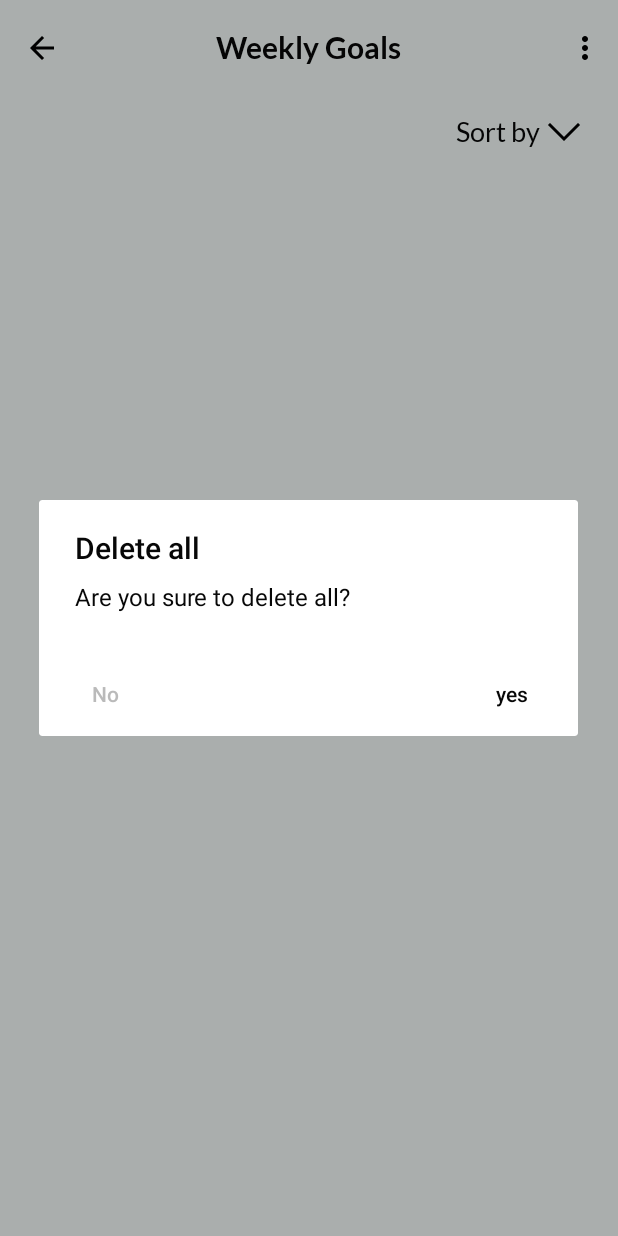
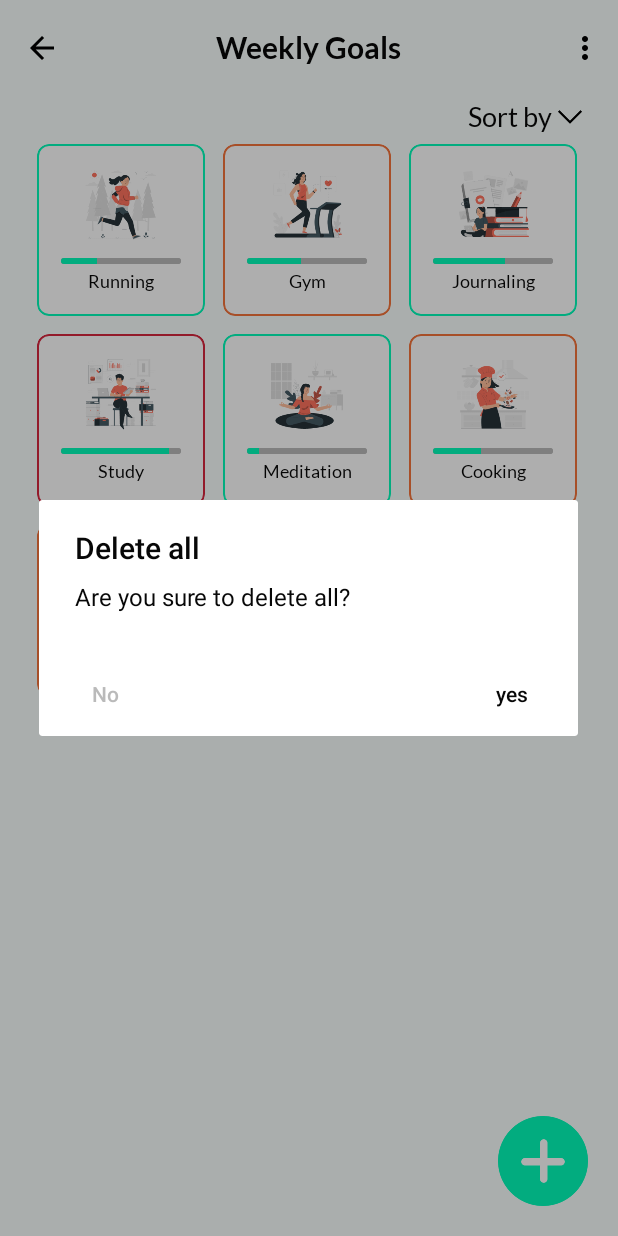
Before and after one commit to nyanishinde/Karya, an Android app: the WeeklyGoals screen opened directly, with no data from a screen before it, in the options menu, after a tap on "Delete all", on a phone screen of 412 x 824 dp. Run offline under Robolectric (Android 15) with nearby library versions, the phone set to English and light mode, and no system bars.

Commit message:
Completed WeeklyGoals.kt and activity_weekly_goals.xml

```diff
--- a/app/build.gradle.kts
+++ b/app/build.gradle.kts
@@ -9,7 +9,7 @@ android {
 
     defaultConfig {
         applicationId = "com.example.karya"
-        minSdk = 24
+        minSdk = 29
         targetSdk = 35
         versionCode = 1
         versionName = "1.0"
--- /dev/null
+++ b/app/src/main/java/com/example/karya/AdapterGoals.kt
@@ -0,0 +1,39 @@
+package com.example.karya
+
+import android.content.Context
+import android.view.LayoutInflater
+import android.view.View
+import android.view.ViewGroup
+import android.widget.ImageView
+import android.widget.ProgressBar
+import android.widget.TextView
+import androidx.core.content.ContextCompat
+import androidx.recyclerview.widget.RecyclerView
+import com.google.android.material.card.MaterialCardView
+
+class AdapterGoals(private val context: Context, private val goals: MutableList<DCGoals>):RecyclerView.Adapter<AdapterGoals.GoalsViewHolder>() {
+    inner class GoalsViewHolder(view: View):RecyclerView.ViewHolder(view) {
+        val goalImage : ImageView = view.findViewById(R.id.imgGoalImage)
+        val goalName : TextView = view.findViewById(R.id.txtGoalName)
+        val goalProgressBar : ProgressBar = view.findViewById(R.id.pbGoalProgress)
+        val goalCard : MaterialCardView = view.findViewById(R.id.cardGoal)
+    }
+
+    override fun onCreateViewHolder(parent: ViewGroup, viewType: Int): GoalsViewHolder {
+        val view = LayoutInflater.from(parent.context).inflate(R.layout.item_goals,parent,false)
+        return GoalsViewHolder(view)
+    }
+
+    override fun getItemCount(): Int = goals.size
+
+    override fun onBindViewHolder(holder: GoalsViewHolder, position: Int) {
+        val item=goals[position]
+
+        val strokeColor = ContextCompat.getColor(context,item.strokeColor)
+        holder.goalCard.strokeColor = strokeColor
+
+        holder.goalImage.setImageResource(item.goalImageResId)
+        holder.goalName.text = item.goalName
+        holder.goalProgressBar.setProgress(item.progress,true)
+    }
+}
--- a/app/src/main/java/com/example/karya/AdapterTaskMonthlyOverview.kt
+++ b/app/src/main/java/com/example/karya/AdapterTaskMonthlyOverview.kt
@@ -36,6 +36,6 @@ class AdapterTaskMonthlyOverview(private val taskItemList: MutableList<DCDailyTa
         holder.taskImage.setImageResource(item.taskImageResId)
         holder.taskName.text=item.taskName
         holder.taskProgress.text="$performedDays/$totalDays"
-        holder.progressIndicator.progress=progress
+        holder.progressIndicator.setProgress(progress,true)
     }
 }
--- /dev/null
+++ b/app/src/main/java/com/example/karya/DCGoals.kt
@@ -0,0 +1,8 @@
+package com.example.karya
+
+data class DCGoals(
+    val goalName:String,
+    val goalImageResId:Int,
+    val progress:Int,
+    val strokeColor:Int
+)
--- a/app/src/main/java/com/example/karya/WeeklyGoals.kt
+++ b/app/src/main/java/com/example/karya/WeeklyGoals.kt
@@ -1,9 +1,9 @@
 package com.example.karya
 
-import android.graphics.PorterDuff
 import android.os.Bundle
 import android.view.Menu
 import android.view.MenuItem
+import android.widget.ImageButton
 import android.widget.Toast
 import androidx.activity.enableEdgeToEdge
 import androidx.appcompat.app.AlertDialog
@@ -12,8 +12,21 @@ import androidx.appcompat.widget.Toolbar
 import androidx.core.content.ContextCompat
 import androidx.core.view.ViewCompat
 import androidx.core.view.WindowInsetsCompat
+import androidx.recyclerview.widget.RecyclerView
 
 class WeeklyGoals : AppCompatActivity() {
+
+    private lateinit var imgBtnAdd : ImageButton
+    private lateinit var goalsRecyclerView: RecyclerView
+    private val goalsList = mutableListOf(
+        DCGoals("Running",R.drawable.img_running4x,30,R.color.primary),
+        DCGoals("Gym",R.drawable.img_gym4x,45,R.color.warning),
+        DCGoals("Journaling",R.drawable.img_journaling4x,60,R.color.primary),
+        DCGoals("Study",R.drawable.img_study4x,90,R.color.error),
+        DCGoals("Meditation",R.drawable.img_meditation4x,10,R.color.primary),
+        DCGoals("Cooking",R.drawable.img_cooking4x,40,R.color.warning),
+        DCGoals("Cooking",R.drawable.img_cooking4x,40,R.color.warning)
+    )
 
 
     override fun onCreate(savedInstanceState: Bundle?) {
@@ -38,6 +51,17 @@ class WeeklyGoals : AppCompatActivity() {
         navIcon?.setTint(ContextCompat.getColor(this,R.color.black))
         //Getting menu icon and changing its color
         toolbar.overflowIcon?.setTint(ContextCompat.getColor(this,R.color.black))
+
+        //Initializing recyclerview and setting adapter on it
+        goalsRecyclerView = findViewById(R.id.rvGoals)
+        val goalsAdapter = AdapterGoals(this,goalsList)
+        goalsRecyclerView.adapter = goalsAdapter
+
+        //Initializing image button to add new element
+        imgBtnAdd = findViewById(R.id.btnAddGoals)
+        imgBtnAdd.setOnClickListener {
+            Toast.makeText(this, "Clicked", Toast.LENGTH_SHORT).show()
+        }
     }
 
 
--- a/app/src/main/res/layout/activity_weekly_goals.xml
+++ b/app/src/main/res/layout/activity_weekly_goals.xml
@@ -35,8 +35,8 @@
         android:layout_width="wrap_content"
         android:layout_height="wrap_content"
         android:orientation="horizontal"
-        android:gravity="center"
-        android:layout_marginTop="8dp"
+        android:gravity="center_vertical"
+        android:layout_marginTop="2dp"
         android:layout_marginEnd="20dp"
         app:layout_constraintEnd_toEndOf="parent"
         app:layout_constraintTop_toBottomOf="@id/toolbarWeeklyGoals">
@@ -45,15 +45,40 @@
             android:id="@+id/txtSortBy"
             android:layout_width="wrap_content"
             android:layout_height="wrap_content"
+            android:fontFamily="@font/lato_regular"
             android:text="@string/sort_by"
-            android:textSize="18sp"
             android:textColor="@color/text_light"
-            android:fontFamily="@font/lato_regular"/>
+            android:textSize="18sp" />
         <ImageView
             android:id="@+id/imgSortBY"
-            android:layout_width="32dp"
-            android:layout_height="32dp"
+            android:layout_width="24dp"
+            android:layout_height="24dp"
             android:src="@drawable/arrow_down4x"/>
     </LinearLayout>
 
+    <androidx.recyclerview.widget.RecyclerView
+        android:id="@+id/rvGoals"
+        android:layout_width="match_parent"
+        android:layout_height="0dp"
+        tools:listitem="@layout/item_goals"
+        app:spanCount="3"
+        app:layoutManager="androidx.recyclerview.widget.GridLayoutManager"
+        android:layout_marginStart="20dp"
+        android:layout_marginEnd="20dp"
+        app:layout_constraintTop_toBottomOf="@id/llSortBy"
+        app:layout_constraintBottom_toBottomOf="parent"
+        app:layout_constraintStart_toStartOf="parent"
+        app:layout_constraintEnd_toEndOf="parent"/>
+
+    <ImageButton
+        android:id="@+id/btnAddGoals"
+        android:layout_width="60dp"
+        android:layout_height="60dp"
+        android:scaleType="centerCrop"
+        android:background="@drawable/add_btn4x"
+        android:layout_marginEnd="20dp"
+        android:layout_marginBottom="20dp"
+        app:layout_constraintEnd_toEndOf="parent"
+        app:layout_constraintBottom_toBottomOf="parent"/>
+
 </androidx.constraintlayout.widget.ConstraintLayout>
--- /dev/null
+++ b/app/src/main/res/layout/item_goals.xml
@@ -0,0 +1,69 @@
+<?xml version="1.0" encoding="utf-8"?>
+<androidx.constraintlayout.widget.ConstraintLayout xmlns:android="http://schemas.android.com/apk/res/android"
+    android:layout_width="wrap_content"
+    android:layout_height="wrap_content"
+    xmlns:app="http://schemas.android.com/apk/res-auto">
+
+    <com.google.android.material.card.MaterialCardView
+        android:id="@+id/cardGoal"
+        android:layout_width="wrap_content"
+        android:layout_height="wrap_content"
+        app:cardCornerRadius="8dp"
+        app:cardUseCompatPadding="true"
+        app:strokeWidth="1.5dp"
+        app:strokeColor="@color/primary"
+        android:backgroundTint="@color/surface_light"
+        app:layout_constraintStart_toStartOf="parent"
+        app:layout_constraintEnd_toEndOf="parent"
+        app:layout_constraintTop_toTopOf="parent"
+        app:layout_constraintBottom_toBottomOf="parent">
+
+        <androidx.constraintlayout.widget.ConstraintLayout
+            android:layout_width="match_parent"
+            android:layout_height="match_parent">
+
+            <ImageView
+                android:id="@+id/imgGoalImage"
+                android:layout_width="48dp"
+                android:layout_height="48dp"
+                android:layout_marginTop="16dp"
+                android:layout_marginStart="32dp"
+                android:layout_marginEnd="32dp"
+                app:layout_constraintTop_toTopOf="parent"
+                app:layout_constraintStart_toStartOf="parent"
+                app:layout_constraintEnd_toEndOf="parent"/>
+            <ProgressBar
+                android:id="@+id/pbGoalProgress"
+                android:layout_width="0dp"
+                android:layout_height="4dp"
+                style="@style/Widget.AppCompat.ProgressBar.Horizontal"
+                android:progressDrawable="@drawable/custom_progressbar"
+                android:max="100"
+                android:progress="0"
+                android:secondaryProgress="100"
+                android:layout_marginTop="12dp"
+                android:layout_marginStart="16dp"
+                android:layout_marginEnd="16dp"
+                app:layout_constraintTop_toBottomOf="@id/imgGoalImage"
+                app:layout_constraintStart_toStartOf="parent"
+                app:layout_constraintEnd_toEndOf="parent"/>
+            <TextView
+                android:id="@+id/txtGoalName"
+                android:layout_width="wrap_content"
+                android:layout_height="wrap_content"
+                android:text="@string/eg_TaskName"
+                android:textColor="@color/text_light"
+                android:fontFamily="@font/lato_regular"
+                android:textSize="12sp"
+                android:layout_marginTop="4dp"
+                android:layout_marginBottom="16dp"
+                app:layout_constraintTop_toBottomOf="@id/pbGoalProgress"
+                app:layout_constraintStart_toStartOf="parent"
+                app:layout_constraintEnd_toEndOf="parent"
+                app:layout_constraintBottom_toBottomOf="parent"/>
+
+        </androidx.constraintlayout.widget.ConstraintLayout>
+
+    </com.google.android.material.card.MaterialCardView>
+
+</androidx.constraintlayout.widget.ConstraintLayout>
--- a/app/src/main/res/values/colors.xml
+++ b/app/src/main/res/values/colors.xml
@@ -24,5 +24,7 @@
     <color name="secondary">#B3FEEA</color>  <!-- Mint Green -->
     <color name="error">#D7263D</color>  <!-- Red -->
     <color name="warning">#F4743B</color>  <!-- Orange -->
-
+    <color name="lowPriority">#4CAF50</color>   <!-- green -->
+    <color name="medPriority">#FFC107</color>   <!-- yellow -->
+    <color name="highPriority">#F44336</color>  <!-- red -->
 </resources>
```
Also changed, not shown: app/src/main/res/drawable/add_btn4x.png (added).
